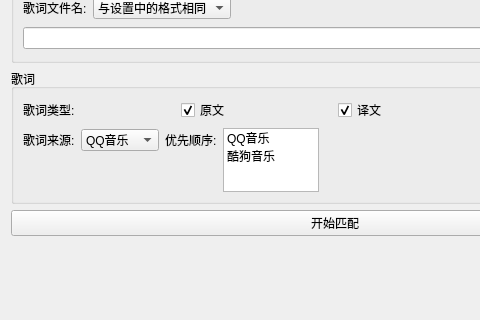
Qt form ui/local_match.ui (chenmozhijin/LDDC) before a commit; both pictures show x 0 to 480 and y 168 to 488 of the 1050 by 600 pixel window.
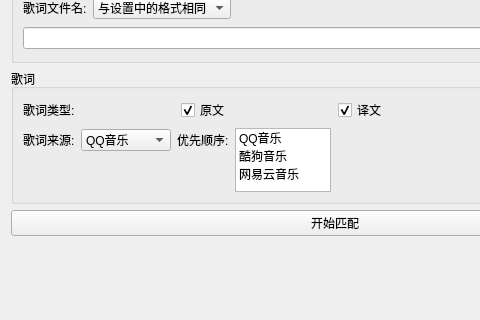
The same form after that commit.

What changed in the file:
```diff
--- a/ui/local_match.ui
+++ b/ui/local_match.ui
@@ -245,6 +245,11 @@
                       <string>QQ音乐</string>
                      </property>
                     </item>
+                    <item>
+                     <property name="text">
+                      <string>网易云音乐</string>
+                     </property>
+                    </item>
                     <item>
                      <property name="text">
                       <string>综合</string>
@@ -320,6 +325,11 @@
                   <string>酷狗音乐</string>
                  </property>
                 </item>
+                <item>
+                 <property name="text">
+                  <string>网易云音乐</string>
+                 </property>
+                </item>
                </widget>
               </item>
               <item>
```
